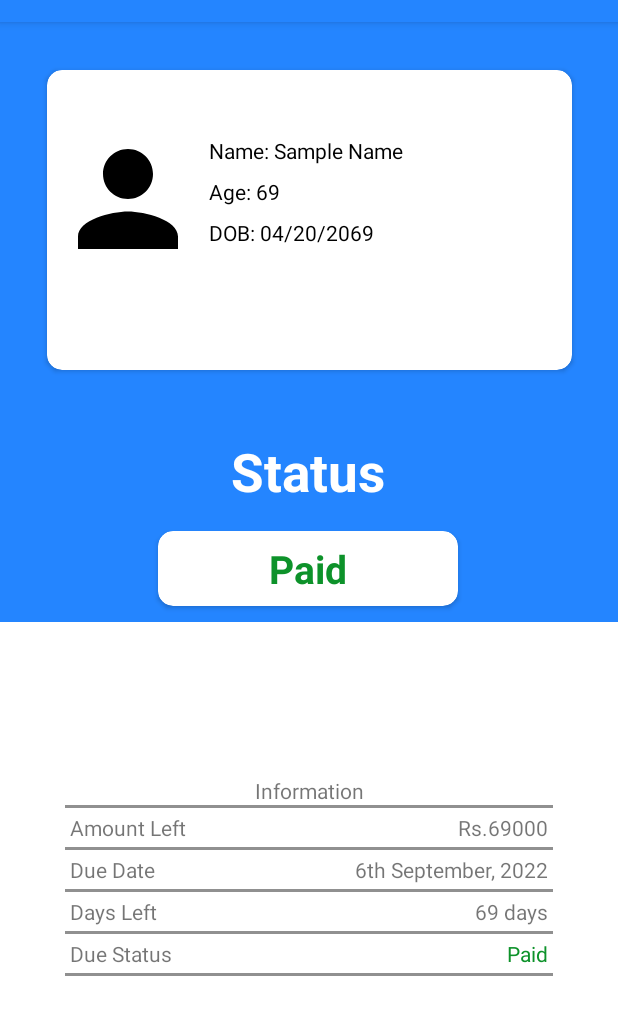
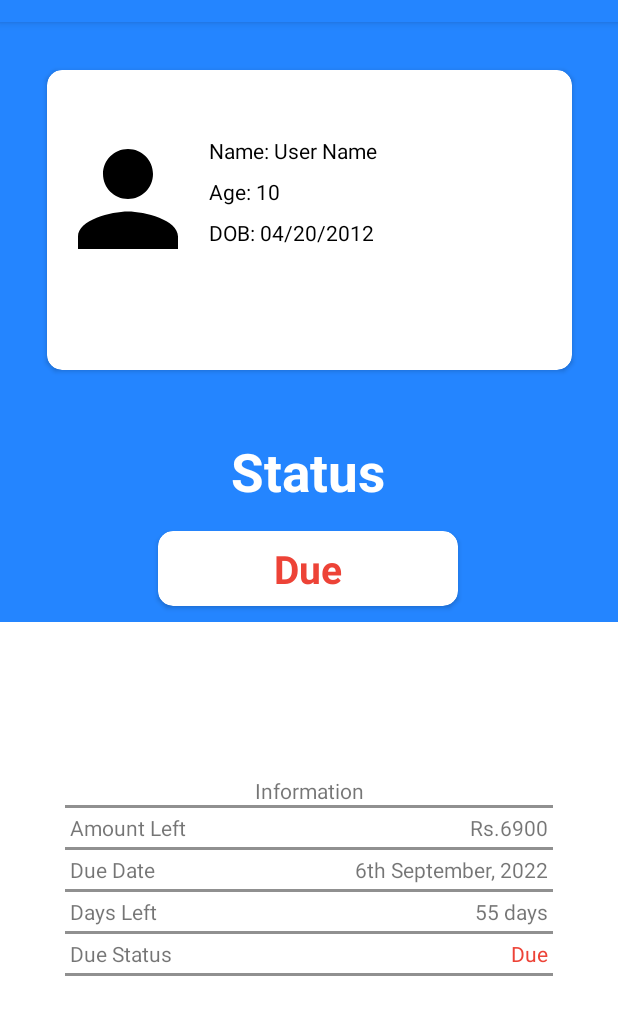
Before and after one commit to aaryanDhakal22/Mitosys, an Android app: the HomeScreen screen opened directly, with no data from a screen before it, on a phone screen of 412 x 824 dp, the part 62-1097 px from its top. Run offline under Robolectric (Android 15) with nearby library versions, the phone set to English and light mode, and no system bars.

Commit message:
fix: UI fixes

```diff
--- a/mobileApp/app/src/main/java/com/prashannar/mitosys/MainActivity.kt
+++ b/mobileApp/app/src/main/java/com/prashannar/mitosys/MainActivity.kt
@@ -25,7 +25,7 @@ class MainActivity : AppCompatActivity() {
     }
 
     private fun checkInput() {
-        if(unameET.editText?.text.toString() != "dajuKoNaam"){
+        if(unameET.editText?.text.toString() != "userOne"){
             unameET.error = "Invalid Username"
         }else if(passET.editText?.text.toString() != "Nepal123"){
             passET.error = "Invalid Password"
--- a/mobileApp/app/src/main/res/layout/activity_home_screen.xml
+++ b/mobileApp/app/src/main/res/layout/activity_home_screen.xml
@@ -127,7 +127,7 @@
                     android:layout_width="wrap_content"
                     android:layout_height="wrap_content"
                     android:text="@string/sampleStatus"
-                    android:textColor="@color/green"
+                    android:textColor="@color/red"
                     android:textSize="26sp"
                     android:textStyle="bold"
                     app:layout_constraintBottom_toBottomOf="parent"
@@ -220,7 +220,7 @@
                     android:layout_gravity="right"
                     android:padding="3dp"
                     android:text="@string/sampleStatus"
-                    android:textColor="@color/green" />
+                    android:textColor="@color/red" />
             </TableRow>
 
             <View
--- a/mobileApp/app/src/main/res/values/colors.xml
+++ b/mobileApp/app/src/main/res/values/colors.xml
@@ -11,4 +11,5 @@
     <color name="blue">#2485FF</color>
     <color name="grey">#E8E8E8</color>
     <color name="green">#0D922A</color>
+    <color name="red">#ED4337</color>
 </resources>
--- a/mobileApp/app/src/main/res/values/strings.xml
+++ b/mobileApp/app/src/main/res/values/strings.xml
@@ -7,17 +7,17 @@
     <string name="login">Login</string>
     <string name="status">Status</string>
     <string name="profilephoto">profilePhoto</string>
-    <string name="sampleName">Name: Sample Name</string>
-    <string name="sampleAge">Age: 69</string>
-    <string name="sampleDOB">DOB: 04/20/2069</string>
-    <string name="sampleStatus">Paid</string>
+    <string name="sampleName">Name: User Name</string>
+    <string name="sampleAge">Age: 10</string>
+    <string name="sampleDOB">DOB: 04/20/2012</string>
+    <string name="sampleStatus">Due</string>
     <string name="information">Information</string>
     <string name="amount_left">Amount Left</string>
-    <string name="sampleAmountLeft">Rs.69000</string>
+    <string name="sampleAmountLeft">Rs.6900</string>
     <string name="due_date">Due Date</string>
     <string name="sampleDate">6th September, 2022</string>
     <string name="days_left">Days Left</string>
-    <string name="sampleDaysLeft">69 days</string>
+    <string name="sampleDaysLeft">55 days</string>
     <string name="due_status">Due Status</string>
     <string name="sampleDue">Due</string>
     <string name="open">Open</string>
```
